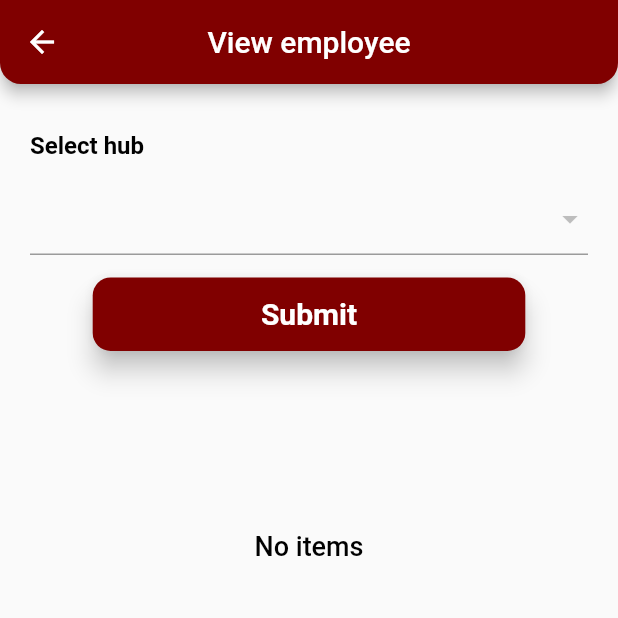
After one commit to DronaIT/flutterdesigndemo, a Flutter app: the ViewEmployee screen opened directly, on a phone screen of 412 x 824 dp, the top half of it. The commit adds this screen. Run offline on Flutter 3.47's test engine with Material 2 defaults, Android fonts, the phone set to English and light mode, and no system bars; our stand-ins replace cached_network_image, dio, file_picker, flushbar, flutter_native_splash, flutter_screenutil and 7 more; missing offline and left inert: excel; accounts and stored records are empty; network calls fail; statements that could not run were skipped.

Commit message:
view employee design setup , api call & Add employee design changes done

```diff
--- a/lib/customwidget/custom_text.dart
+++ b/lib/customwidget/custom_text.dart
@@ -12,7 +12,7 @@ class custom_text extends StatefulWidget {
   final TextStyle textStyles;
   final double leftValue;
   final double rightValue;
-
+  final double bottomValue;
   custom_text(
       {required this.text,
       this.color = Colors.black,
@@ -22,7 +22,8 @@ class custom_text extends StatefulWidget {
       this.textStyles = centerTextStyle,
       this.topValue = 10.0,
         this.leftValue = 10.0,
-        this.rightValue = 10.0});
+        this.rightValue = 10.0,
+        this.bottomValue = 10.0});
 
   @override
   State<custom_text> createState() => _custom_textState();
@@ -32,7 +33,7 @@ class _custom_textState extends State<custom_text> {
   @override
   Widget build(BuildContext context) {
     return Container(
-      margin: EdgeInsets.only(top: widget.topValue, left: widget.leftValue, right:widget.rightValue),
+      margin: EdgeInsets.only(top: widget.topValue, left: widget.leftValue, right:widget.rightValue , bottom: widget.bottomValue),
       alignment: widget.alignment,
       child: Text(
         widget.text,
--- /dev/null
+++ b/lib/models/viewemployeeresponse.dart
@@ -0,0 +1,64 @@
+class ViewEmployeeResponse {
+  String? gender;
+  int? employeeId;
+  String? city;
+  List<String>? roleIds;
+  String? mobileNumber;
+  String? employeeName;
+  String? password;
+  List<String>? hubIds;
+  List<String>? roleIdFromRoleIds;
+  List<String>? hubIdFromHubIds;
+  String? employeeCode;
+  String? createdOn;
+  String? updatedOn;
+
+  ViewEmployeeResponse(
+      {this.gender,
+      this.employeeId,
+      this.city,
+      this.roleIds,
+      this.mobileNumber,
+      this.employeeName,
+      this.password,
+      this.hubIds,
+      this.roleIdFromRoleIds,
+      this.hubIdFromHubIds,
+      this.employeeCode,
+      this.createdOn,
+      this.updatedOn});
+
+  ViewEmployeeResponse.fromJson(Map<String, dynamic> json) {
+    gender = json['gender'];
+    employeeId = json['employee_id'];
+    city = json['city'];
+    roleIds = json['role_ids'].cast<String>();
+    mobileNumber = json['mobile_number'];
+    employeeName = json['employee_name'];
+    password = json['password'];
+    hubIds = json['hub_ids'].cast<String>();
+    roleIdFromRoleIds = json['role_id (from role_ids)'].cast<String>();
+    hubIdFromHubIds = json['hub_id (from hub_ids)'].cast<String>();
+    employeeCode = json['employee_code'];
+    createdOn = json['created_on'];
+    updatedOn = json['updated_on'];
+  }
+
+  Map<String, dynamic> toJson() {
+    final Map<String, dynamic> data = new Map<String, dynamic>();
+    data['gender'] = this.gender;
+    data['employee_id'] = this.employeeId;
+    data['city'] = this.city;
+    data['role_ids'] = this.roleIds;
+    data['mobile_number'] = this.mobileNumber;
+    data['employee_name'] = this.employeeName;
+    data['password'] = this.password;
+    data['hub_ids'] = this.hubIds;
+    data['role_id (from role_ids)'] = this.roleIdFromRoleIds;
+    data['hub_id (from hub_ids)'] = this.hubIdFromHubIds;
+    data['employee_code'] = this.employeeCode;
+    data['created_on'] = this.createdOn;
+    data['updated_on'] = this.updatedOn;
+    return data;
+  }
+}
--- a/lib/ui/create_students.dart
+++ b/lib/ui/create_students.dart
@@ -75,7 +75,7 @@ class _AddStudent extends State<CreateStudent> {
               _importFromExcel();
             }),
         Center(
-          child: Visibility(visible: isVisible, child: const CircularProgressIndicator(strokeWidth: 5.0, backgroundColor: colors_name.colorPrimary)),
+          child: Visibility(visible: isVisible, child: const CircularProgressIndicator(strokeWidth: 5.0, color: colors_name.colorPrimary)),
         )
       ]),
     ));
--- /dev/null
+++ b/lib/ui/view_employee.dart
@@ -0,0 +1,135 @@
+import 'package:flutter/material.dart';
+import 'package:flutter_screenutil/flutter_screenutil.dart';
+import 'package:flutterdesigndemo/api/api_repository.dart';
+import 'package:flutterdesigndemo/api/service_locator.dart';
+import 'package:flutterdesigndemo/customwidget/app_widgets.dart';
+import 'package:flutterdesigndemo/customwidget/custom_button.dart';
+import 'package:flutterdesigndemo/customwidget/custom_text.dart';
+import 'package:flutterdesigndemo/models/base_api_response.dart';
+import 'package:flutterdesigndemo/models/hub_response.dart';
+import 'package:flutterdesigndemo/models/viewemployeeresponse.dart';
+import 'package:flutterdesigndemo/utils/preference.dart';
+import 'package:flutterdesigndemo/utils/tablenames.dart';
+import 'package:flutterdesigndemo/utils/utils.dart';
+import 'package:flutterdesigndemo/values/colors_name.dart';
+import 'package:flutterdesigndemo/values/strings_name.dart';
+import 'package:flutterdesigndemo/values/text_styles.dart';
+
+class ViewEmployee extends StatefulWidget {
+  const ViewEmployee({Key? key}) : super(key: key);
+
+  @override
+  State<ViewEmployee> createState() => _ViewEmployeeState();
+}
+
+class _ViewEmployeeState extends State<ViewEmployee> {
+  BaseApiResponseWithSerializable<HubResponse>? hubResponse;
+  String hubValue = "";
+  List<BaseApiResponseWithSerializable<HubResponse>>? hubResponseArray = [];
+  final apiRepository = getIt.get<ApiRepository>();
+  bool isVisible = false;
+  List<BaseApiResponseWithSerializable<ViewEmployeeResponse>>? viewEmployee = [];
+
+  @override
+  void initState() {
+    super.initState();
+    hubResponseArray = PreferenceUtils.getHubList().records;
+  }
+
+  @override
+  Widget build(BuildContext context) {
+    return SafeArea(
+        child: Scaffold(
+      appBar: AppWidgets.appBarWithoutBack(strings_name.str_view_employee),
+      body: Stack(
+        children: [
+          Container(
+            margin: const EdgeInsets.all(10),
+            child: Column(
+              children: [
+                SizedBox(height: 10.h),
+                custom_text(
+                  text: strings_name.str_select_hub,
+                  alignment: Alignment.topLeft,
+                  textStyles: blackTextSemiBold16,
+                ),
+                Container(
+                  margin: const EdgeInsets.only(left: 10, right: 10, top: 5, bottom: 5),
+                  width: MediaQuery.of(context).size.width,
+                  child: DropdownButtonFormField<BaseApiResponseWithSerializable<HubResponse>>(
+                    value: hubResponse,
+                    elevation: 16,
+                    style: blackText16,
+                    focusColor: colors_name.colorPrimary,
+                    onChanged: (BaseApiResponseWithSerializable<HubResponse>? newValue) {
+                      setState(() {
+                        hubValue = newValue!.fields!.hubId!.toString();
+                        hubResponse = newValue;
+                      });
+                    },
+                    items: hubResponseArray?.map<DropdownMenuItem<BaseApiResponseWithSerializable<HubResponse>>>((BaseApiResponseWithSerializable<HubResponse> value) {
+                      return DropdownMenuItem<BaseApiResponseWithSerializable<HubResponse>>(
+                        value: value,
+                        child: Text(value.fields!.hubName!.toString()),
+                      );
+                    }).toList(),
+                  ),
+                ),
+                CustomButton(
+                  click: () async {
+                    print("hubvalue==>${hubValue}");
+                    if (hubValue.isEmpty) {
+                      Utils.showSnackBar(context, strings_name.str_empty_hub);
+                    } else {
+                      var query = "SEARCH('${hubValue}',${TableNames.CLM_HUB_IDS},0)";
+                      setState(() {
+                        isVisible = true;
+                      });
+                      var data = await apiRepository.viewEmployeeApi(query);
+                      if (data.records!.isNotEmpty) {
+                        setState(() {
+                          isVisible = false;
+                          viewEmployee = data.records;
+                        });
+
+                        print("record==> ${data.records!.first.fields}");
+                      } else {
+                        setState(() {
+                          isVisible = false;
+                        });
+                        Utils.showSnackBar(context, strings_name.str_something_wrong);
+                      }
+                    }
+                  },
+                  text: strings_name.str_submit,
+                ),
+                viewEmployee!.length > 0
+                    ? Expanded(
+                        child: ListView.builder(
+                            itemCount: viewEmployee?.length,
+                            itemBuilder: (BuildContext context, int index) {
+                              return Card(
+                                elevation: 5,
+                                child: Column(
+                                  children: [
+                                    custom_text(text: "${viewEmployee![index].fields!.employeeName!+" ("+viewEmployee![index].fields!.employeeCode!+")"}",textStyles: blackTextSemiBold16 , topValue: 10),
+                                    custom_text(text: viewEmployee![index].fields!.mobileNumber!,textStyles: blackTextSemiBold14 , bottomValue: 10,topValue: 0)
+                                  ],
+                                ),
+                              );
+                            }),
+                      )
+                    : Container(
+                     margin: EdgeInsets.only(top: 100),
+                      child: custom_text(text: strings_name.str_no_data ,textStyles: centerTextStyleBlack18 , alignment: Alignment.center)),
+              ],
+            ),
+          ),
+          Center(
+            child: Visibility(visible: isVisible, child: const CircularProgressIndicator(strokeWidth: 5.0, color: colors_name.colorPrimary)),
+          )
+        ],
+      ),
+    ));
+  }
+}
--- a/lib/utils/tablenames.dart
+++ b/lib/utils/tablenames.dart
@@ -17,6 +17,7 @@ class TableNames {
   static const TB_USERS_PHONE = "mobile_number";
   static const TB_USERS_PASSWORD = "password";
   static const CLM_ROLE_ID = "role_ids";
+  static const CLM_HUB_IDS = "hub_ids";
 
   static const PERMISSION_ID_ADD_EMPLOYEE = "DP0101";
   static const PERMISSION_ID_UPDATE_EMPLOYEE = "DP0102";
--- a/lib/values/strings_name.dart
+++ b/lib/values/strings_name.dart
@@ -66,7 +66,9 @@ class strings_name {
   static const String str_logout = "Logout";
   static const String str_home = "Home";
 
-  static const String str_empty_name = "Please enter name";
+
+
+  static const String str_empty_name = "Please enter employee name";
   static const String str_empty_city = "Please enter city";
   static const String str_empty_gender = "Please select gender";
   static const String str_empty_role = "Please select role";
@@ -74,4 +76,9 @@ class strings_name {
 
   static const String str_employee_exists = "An employee with this mobile number already exists.";
   static const String str_student_exists = "There are already students with provided mobile phone numbers.";
+
+  static const String str_male = "Male";
+  static const String str_female = "Female";
+  static const String str_submit = "Submit";
+  static const String str_no_data = "No items";
 }
```
Also changed, not shown: lib/api/api_repository.dart (+12 -0 lines), lib/api/api_request.dart (+16 -0 lines), lib/ui/addemployee.dart (+20 -35 lines), lib/ui/manage_user.dart (+13 -4 lines), lib/ui/update_employee.dart (added, +24 -0 lines), lib/ui/view_student.dart (added, +24 -0 lines).
